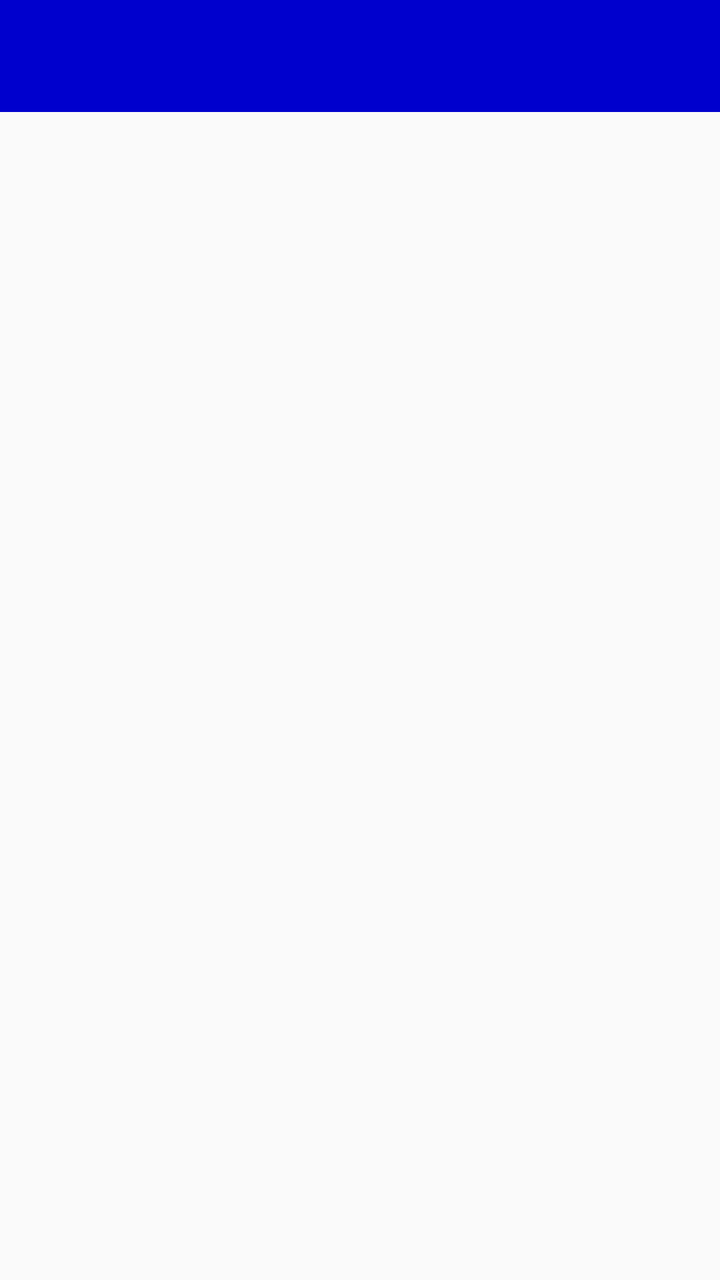
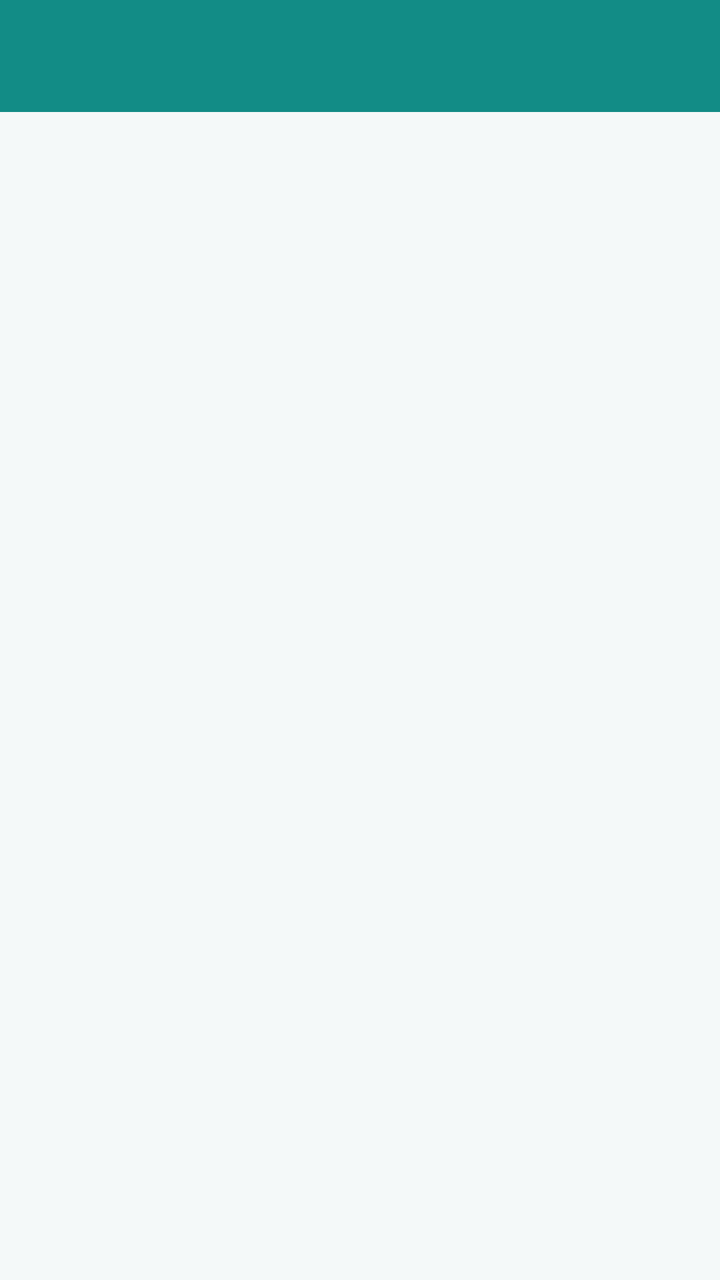

The first picture is an Android layout as it rendered before a commit; the second is the same layout after the commit. The layout source and the unified diff follow.
<!-- AndroidManifest.xml: application theme AppTheme -->
<!-- res/layout/fragment_pedidos.xml -->
<?xml version="1.0" encoding="utf-8"?>
<LinearLayout xmlns:android="http://schemas.android.com/apk/res/android"
    xmlns:app="http://schemas.android.com/apk/res-auto"
    android:id="@+id/main_layout"
    android:layout_width="match_parent"
    android:layout_height="match_parent"
    android:orientation="vertical">

    <com.google.android.material.tabs.TabLayout
        android:id="@+id/tabLayout"
        android:layout_width="match_parent"
        android:layout_height="wrap_content"
        android:background="#0000CD"
        android:minHeight="?attr/actionBarSize"
        android:theme="@style/ThemeOverlay.AppCompat.Dark.ActionBar" />

    <androidx.viewpager.widget.ViewPager
        android:id="@+id/pager"
        android:layout_width="match_parent"
        android:layout_height="match_parent" />
</LinearLayout>
<!-- resources referenced by this layout -->
<resources>
  <style name="AppTheme" parent="Theme.AppCompat.Light.NoActionBar">
          
          <item name="colorPrimary">@color/colorPrimary</item>
          <item name="colorPrimaryDark">@color/colorPrimaryDark</item>
          <item name="colorAccent">@color/colorAccent</item>
  
      </style>
  <color name="colorPrimary">#3F51B5</color>
  <color name="colorPrimaryDark">#303F9F</color>
  <color name="colorAccent">#0043FA</color>
</resources>

<!-- the commit's change to res/layout/fragment_pedidos.xml (unified diff, before → after) -->
@@ -10,8 +10,12 @@
         android:id="@+id/tabLayout"
         android:layout_width="match_parent"
         android:layout_height="wrap_content"
-        android:background="#0000CD"
+        android:background="@color/cadier_teal"
         android:minHeight="?attr/actionBarSize"
+        app:tabIndicatorColor="@color/cadier_orange"
+        app:tabIndicatorHeight="4dp"
+        app:tabSelectedTextColor="@color/cadier_text_on_dark"
+        app:tabTextColor="@color/cadier_teal_light_bg"
         android:theme="@style/ThemeOverlay.AppCompat.Dark.ActionBar" />
 
     <androidx.viewpager.widget.ViewPager
<!-- resource entries referenced after the edit -->
@@ -1,14 +1,22 @@
 <!-- resources referenced by this layout -->
 <resources>
+  <color name="cadier_orange">#F5821F</color>
+  <color name="cadier_teal">#128C86</color>
+  <color name="cadier_teal_light_bg">#E3F3F2</color>
+  <color name="cadier_text_on_dark">#FFFFFF</color>
   <style name="AppTheme" parent="Theme.AppCompat.Light.NoActionBar">
           
           <item name="colorPrimary">@color/colorPrimary</item>
           <item name="colorPrimaryDark">@color/colorPrimaryDark</item>
           <item name="colorAccent">@color/colorAccent</item>
-  
+          <item name="android:windowBackground">@color/cadier_bg</item>
+          <item name="android:textColorPrimary">@color/cadier_text_primary</item>
       </style>
-  <color name="colorPrimary">#3F51B5</color>
-  <color name="colorPrimaryDark">#303F9F</color>
-  <color name="colorAccent">#0043FA</color>
+  <color name="colorPrimary">@color/cadier_teal</color>
+  <color name="colorPrimaryDark">@color/cadier_teal_dark</color>
+  <color name="colorAccent">@color/cadier_orange</color>
+  <color name="cadier_bg">#F4F9F9</color>
+  <color name="cadier_text_primary">#2B3E42</color>
+  <color name="cadier_teal_dark">#0C6C67</color>
 </resources>
 
